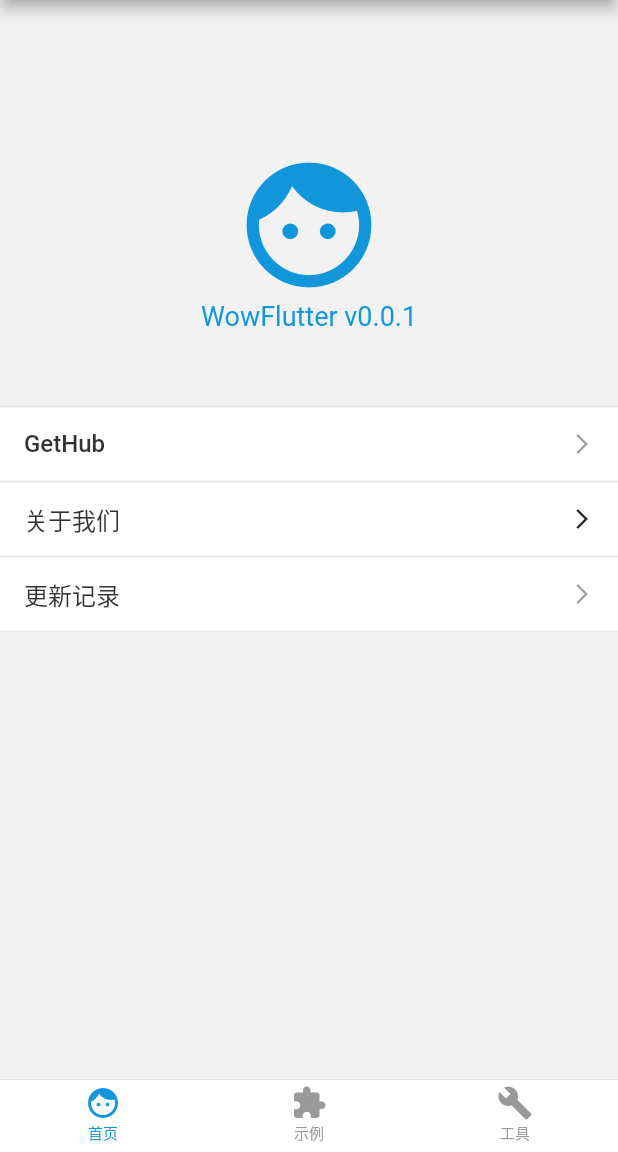
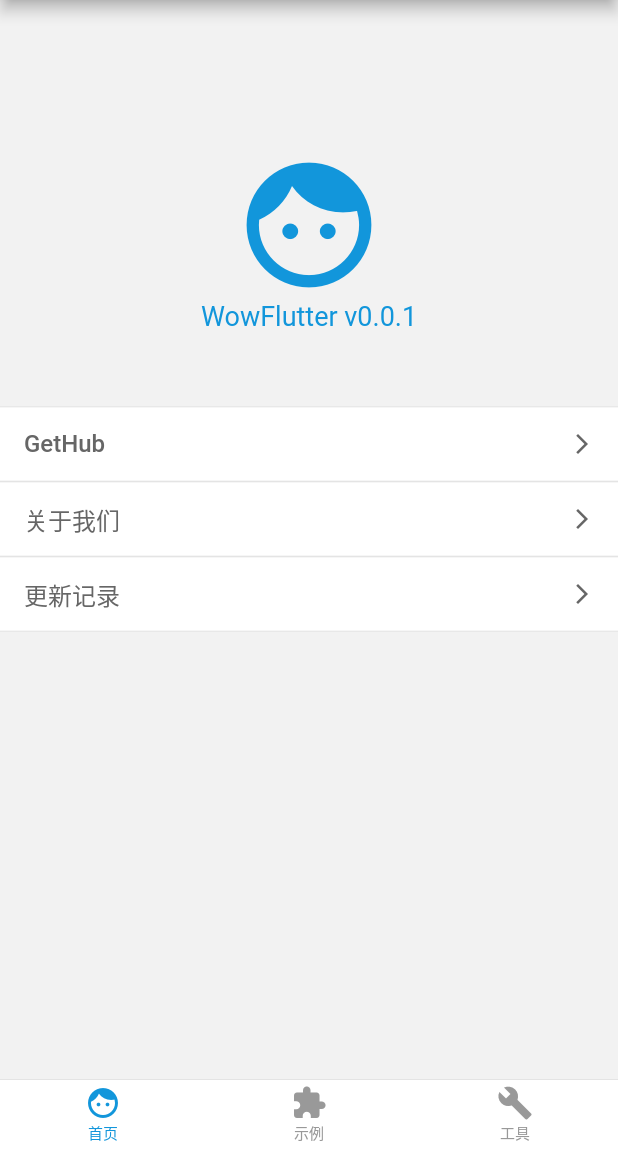
Before and after one commit to Woshiajuana/DartDemo, a Flutter app: the screen it shows after launch, on a phone screen of 412 x 824 dp, the part 84-1236 px from its top. Run offline on Flutter 3.47's test engine with Material 2 defaults, Android fonts, the phone set to English and light mode, and no system bars; our stand-ins replace dio, flutter_redux, fluttertoast, redux, shared_preferences.

Commit message:
sub home.view.dart

```diff
--- a/lib/views/home/home.view.dart
+++ b/lib/views/home/home.view.dart
@@ -80,7 +80,7 @@ class _HomeViewState extends State<HomeView> {
             new Text(
               labelText,
               style: new TextStyle(
-                color: Color(0xff333333),
+                color: Color(0xff666666),
                 fontSize: 16.0,
               ),
             ),
@@ -88,11 +88,11 @@ class _HomeViewState extends State<HomeView> {
             new Text(
               valueText,
               style: new TextStyle(
-                color: Color(0xff333333),
+                color: Color(0xff666666),
                 fontSize: 16.0,
               ),
             ),
-            new Icon(Icons.arrow_forward_ios, size: 16.0,),
+            new Icon(Icons.arrow_forward_ios, size: 16.0, color: Color(0xff666666),),
           ],
         ),
       ),
```
